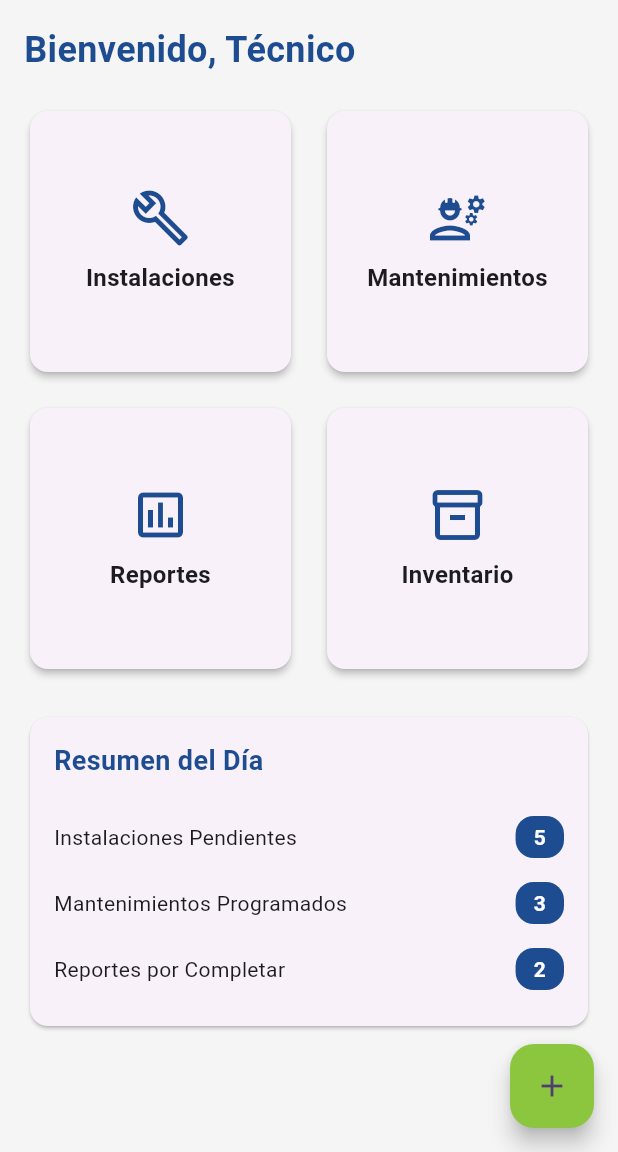
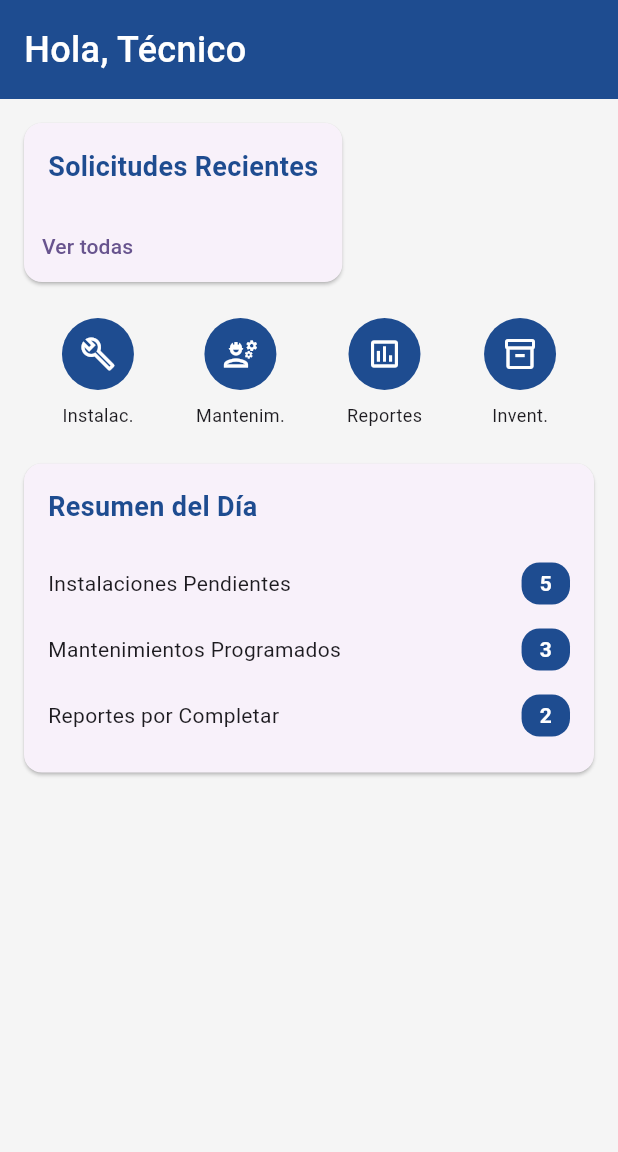
Before and after one commit to DmcTurco/appcyc, a Flutter app: the HomePage screen opened directly, on a phone screen of 412 x 824 dp, the part 84-1236 px from its top. Run offline on Flutter 3.47's test engine with Material 3 defaults, Android fonts, the phone set to English and light mode, and no system bars; our stand-ins replace flutter_svg, shared_preferences; accounts and stored records are empty; network calls fail.

Commit message:
nuevo home

```diff
--- a/lib/pages/home_page.dart
+++ b/lib/pages/home_page.dart
@@ -1,4 +1,7 @@
 // lib/pages/home_page.dart
+import 'dart:convert';
+import 'package:cyc/models/installation.dart';
+import 'package:cyc/pages/installation/installation_detail_page.dart';
 import 'package:cyc/pages/installation/installation_list_page.dart';
 import 'package:flutter/material.dart';
 import 'package:http/http.dart' as http;
@@ -7,8 +10,255 @@ import 'package:shared_preferences/shared_preferences.dart';
 import 'login_page.dart';
 import '../helpers/api_helper.dart';
 
-class HomePage extends StatelessWidget {
+class HomePage extends StatefulWidget {
   const HomePage({super.key});
+
+  @override
+  State<HomePage> createState() => _HomePageState();
+}
+
+class _HomePageState extends State<HomePage> {
+  String? nombreTecnico;
+  List<Installation> installations = [];
+  @override
+  void initState() {
+    super.initState();
+    _loadTecnicoInfo();
+    _loadInstallations();
+  }
+
+  Future<void> _loadInstallations() async {
+    try {
+      final response = await http.get(
+        Uri.parse(ApiHelper.getEndpoint('solicitudes')),
+        headers: await ApiHelper.getAuthHeaders(),
+      );
+
+      if (response.statusCode == 200) {
+        final List<dynamic> data = json.decode(response.body);
+        setState(() {
+          installations = data.map((json) => Installation.fromJson(json)).toList();
+        });
+      }
+    } catch (e) {
+      print('Error cargando instalaciones: $e');
+    }
+  }
+
+  Widget _buildRecentRequests() {
+    return Card(
+      margin: const EdgeInsets.all(16),
+      child: Column(
+        crossAxisAlignment: CrossAxisAlignment.start,
+        children: [
+          const Padding(
+            padding: EdgeInsets.all(16),
+            child: Text(
+              'Solicitudes Recientes',
+              style: TextStyle(
+                fontSize: 18,
+                fontWeight: FontWeight.bold,
+                color: Color(0xFF1E4C90),
+              ),
+            ),
+          ),
+          ...installations.take(3).map((installation) => ListTile(
+            title: Text('Solicitud #${installation.numeroSolicitud}'),
+            subtitle: Text(installation.solicitanteNombre ?? ''),
+            trailing: _buildStatusChip(installation.estadoNombre, installation.estadoBadge),
+            onTap: () => Navigator.push(
+              context,
+              MaterialPageRoute(
+                builder: (_) => InstallationDetailPage(installation: installation),
+              ),
+            ),
+          )),
+          TextButton(
+            onPressed: () => Navigator.push(
+              context,
+              MaterialPageRoute(builder: (_) => const InstallationListPage()),
+            ),
+            child: const Text('Ver todas'),
+          ),
+        ],
+      ),
+    );
+  }
+
+  Widget _buildStatusChip(String status, String badge) {
+    return Container(
+      padding: const EdgeInsets.symmetric(horizontal: 8, vertical: 4),
+      decoration: BoxDecoration(
+        color: _getStatusColor(badge),
+        borderRadius: BorderRadius.circular(12),
+      ),
+      child: Text(
+        status,
+        style: const TextStyle(color: Colors.white, fontSize: 12),
+      ),
+    );
+  }
+
+  Color _getStatusColor(String badge) {
+    switch (badge) {
+      case 'bg-gradient-warning':
+        return Colors.orange;
+      case 'bg-gradient-info':
+        return Colors.blue;
+      case 'bg-gradient-danger':
+        return Colors.red;
+      default:
+        return const Color(0xFF1E4C90);
+    }
+  }
+ Future<void> _loadTecnicoInfo() async {
+   try {
+     final prefs = await SharedPreferences.getInstance();
+     final tecnicoData = prefs.getString('tecnico_data');
+     print('Tecnico data: $tecnicoData');
+     if (tecnicoData != null) {
+       final data = json.decode(tecnicoData);
+       setState(() {
+         nombreTecnico = data['tecnico']['nombre'].split(' ')[0];
+       });
+     }
+   } catch (e) {
+     print('Error cargando nombre: $e');
+   }
+ }
+
+  @override
+  Widget build(BuildContext context) {
+    return Scaffold(
+      backgroundColor: Colors.grey[100],
+      appBar: _buildAppBar(),
+      body: SingleChildScrollView(
+        child: Column(
+          crossAxisAlignment: CrossAxisAlignment.start,
+          children: [
+            _buildHeader(),
+            _buildRecentRequests(),
+            _buildQuickActions(),
+            _buildSummaryCard(),
+          ],
+        ),
+      ),
+    );
+  }
+
+  Widget _buildHeader() {
+    return Container(
+      color: const Color(0xFF1E4C90),
+      width: double.infinity,
+      padding: const EdgeInsets.all(16),
+      child: Text(
+        'Hola, ${nombreTecnico ?? 'Técnico'}',
+        style: const TextStyle(
+          fontSize: 24,
+          color: Colors.white,
+          fontWeight: FontWeight.w500,
+        ),
+      ),
+    );
+  }
+
+  Widget _buildQuickActions() {
+    const labels = {
+      'build_outlined': 'Instalac.',
+      'engineering_outlined': 'Mantenim.',
+      'assessment_outlined': 'Reportes',
+      'inventory_2_outlined': 'Invent.',
+    };
+
+    return Container(
+      padding: const EdgeInsets.symmetric(vertical: 8),
+      child: Row(
+        mainAxisAlignment: MainAxisAlignment.spaceEvenly,
+        children: [
+          _buildActionButton(Icons.build_outlined, labels['build_outlined']!,
+              () {
+            Navigator.push(
+                context,
+                MaterialPageRoute(
+                    builder: (_) => const InstallationListPage()));
+          }),
+          _buildActionButton(Icons.engineering_outlined,labels['engineering_outlined']!, () {}),
+          _buildActionButton(Icons.assessment_outlined, labels['assessment_outlined']!, () {}),
+          _buildActionButton(Icons.inventory_2_outlined,labels['inventory_2_outlined']!, () {}),
+        ],
+      ),
+    );
+  }
+
+  Widget _buildActionButton(IconData icon, String label, VoidCallback onTap) {
+    return InkWell(
+      onTap: onTap,
+      child: Column(
+        children: [
+          Container(
+            padding: const EdgeInsets.all(12),
+            decoration: const BoxDecoration(
+              color: Color(0xFF1E4C90),
+              shape: BoxShape.circle,
+            ),
+            child: Icon(icon, color: Colors.white),
+          ),
+          const SizedBox(height: 8),
+          Text(label, style: const TextStyle(fontSize: 12)),
+        ],
+      ),
+    );
+  }
+
+  AppBar _buildAppBar() {
+    return AppBar(
+      title: Row(
+        children: [
+          SvgPicture.asset(
+            'assets/svg/logo.svg',
+            height: 40,
+          ),
+          const SizedBox(width: 8),
+          const Text('Portal Técnico'),
+        ],
+      ),
+      backgroundColor: Colors.white,
+      elevation: 2,
+      actions: [
+        IconButton(
+          icon: const Icon(Icons.logout),
+          onPressed: () => _logout(context),
+          color: const Color(0xFF1E4C90),
+        ),
+      ],
+    );
+  }
+
+  Widget _buildSummaryCard() {
+    return Card(
+      margin: const EdgeInsets.all(16),
+      child: Padding(
+        padding: const EdgeInsets.all(16),
+        child: Column(
+          crossAxisAlignment: CrossAxisAlignment.start,
+          children: [
+            const Text(
+              'Resumen del Día',
+              style: TextStyle(
+                fontSize: 18,
+                fontWeight: FontWeight.bold,
+                color: Color(0xFF1E4C90),
+              ),
+            ),
+            const SizedBox(height: 16),
+            _buildStatusRow('Instalaciones Pendientes', '5'),
+            _buildStatusRow('Mantenimientos Programados', '3'),
+            _buildStatusRow('Reportes por Completar', '2'),
+          ],
+        ),
+      ),
+    );
+  }
 
   Future<void> _logout(BuildContext context) async {
     try {
@@ -54,156 +304,6 @@ class HomePage extends StatelessWidget {
     }
   }
 
-  @override
-  Widget build(BuildContext context) {
-    return Scaffold(
-      backgroundColor: Colors.grey[100],
-      appBar: AppBar(
-        title: Row(
-          children: [
-            SvgPicture.asset(
-              'assets/svg/logo.svg',
-              height: 40,
-            ),
-            const SizedBox(width: 8),
-            const Text('Portal Técnico'),
-          ],
-        ),
-        backgroundColor: Colors.white,
-        elevation: 2,
-        actions: [
-          IconButton(
-            icon: const Icon(Icons.logout),
-            onPressed: () => _logout(context),
-            color: const Color(0xFF1E4C90),
-          ),
-        ],
-      ),
-      body: SingleChildScrollView(
-        padding: const EdgeInsets.all(16.0),
-        child: Column(
-          crossAxisAlignment: CrossAxisAlignment.start,
-          children: [
-            const Text(
-              'Bienvenido, Técnico',
-              style: TextStyle(
-                fontSize: 24,
-                fontWeight: FontWeight.bold,
-                color: Color(0xFF1E4C90),
-              ),
-            ),
-            const SizedBox(height: 20),
-            GridView.count(
-              shrinkWrap: true,
-              physics: const NeverScrollableScrollPhysics(),
-              crossAxisCount: 2,
-              mainAxisSpacing: 16,
-              crossAxisSpacing: 16,
-              children: [
-                _buildMenuCard(
-                  context,
-                  'Instalaciones',
-                  Icons.build_outlined,
-                  () => Navigator.push(context, MaterialPageRoute(builder: (_) => const InstallationListPage()),
-                    ),
-                ),
-                _buildMenuCard(
-                  context,
-                  'Mantenimientos',
-                  Icons.engineering_outlined,
-                  () {/* TODO: Navegación */},
-                ),
-                _buildMenuCard(
-                  context,
-                  'Reportes',
-                  Icons.assessment_outlined,
-                  () {/* TODO: Navegación */},
-                ),
-                _buildMenuCard(
-                  context,
-                  'Inventario',
-                  Icons.inventory_2_outlined,
-                  () {/* TODO: Navegación */},
-                ),
-              ],
-            ),
-            const SizedBox(height: 24),
-            Card(
-              shape: RoundedRectangleBorder(
-                borderRadius: BorderRadius.circular(12),
-              ),
-              child: Padding(
-                padding: const EdgeInsets.all(16.0),
-                child: Column(
-                  crossAxisAlignment: CrossAxisAlignment.start,
-                  children: [
-                    const Text(
-                      'Resumen del Día',
-                      style: TextStyle(
-                        fontSize: 18,
-                        fontWeight: FontWeight.bold,
-                        color: Color(0xFF1E4C90),
-                      ),
-                    ),
-                    const SizedBox(height: 16),
-                    _buildStatusRow('Instalaciones Pendientes', '5'),
-                    _buildStatusRow('Mantenimientos Programados', '3'),
-                    _buildStatusRow('Reportes por Completar', '2'),
-                  ],
-                ),
-              ),
-            ),
-          ],
-        ),
-      ),
-      floatingActionButton: FloatingActionButton(
-        onPressed: () {/* TODO: Nueva instalación */},
-        backgroundColor: const Color(0xFF8cc63f),
-        child: const Icon(Icons.add),
-      ),
-    );
-  }
-
-  Widget _buildMenuCard(
-    BuildContext context,
-    String title,
-    IconData icon,
-    VoidCallback onTap,
-  ) {
-    return Card(
-      shape: RoundedRectangleBorder(
-        borderRadius: BorderRadius.circular(12),
-      ),
-      elevation: 2,
-      child: InkWell(
-        onTap: onTap,
-        borderRadius: BorderRadius.circular(12),
-        child: Padding(
-          padding: const EdgeInsets.all(16.0),
-          child: Column(
-            mainAxisAlignment: MainAxisAlignment.center,
-            children: [
-              Icon(
-                icon,
-                size: 40,
-                color: const Color(0xFF1E4C90),
-              ),
-              const SizedBox(height: 8),
-              Text(
-                title,
-                textAlign: TextAlign.center,
-                style: const TextStyle(
-                  fontSize: 16,
-                  fontWeight: FontWeight.bold,
-                ),
-              ),
-            ],
-          ),
-        ),
-      ),
-    );
-  }
-
   Widget _buildStatusRow(String title, String count) {
     return Padding(
       padding: const EdgeInsets.symmetric(vertical: 8.0),
--- a/lib/pages/login_page.dart
+++ b/lib/pages/login_page.dart
@@ -102,6 +102,7 @@ class _LoginPageState extends State<LoginPage> {
 
         final prefs = await SharedPreferences.getInstance();
         await prefs.setString('token', token);
+        await prefs.setString('tecnico_data', json.encode(responseData)); // Agregar esta línea
 
         if (mounted) {
           Navigator.of(context).pushReplacement(
```
Also changed, not shown: lib/pages/installation/installation_detail_page.dart (added, +26 -0 lines), lib/pages/installation/installation_list_page.dart (+42 -5 lines).
